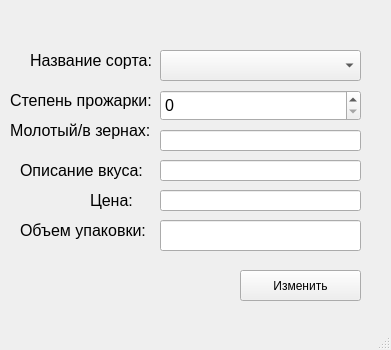
Before: the Qt Designer form addEditCoffeeForm2.ui in pepshot/kapuchino, drawn with Qt 5.
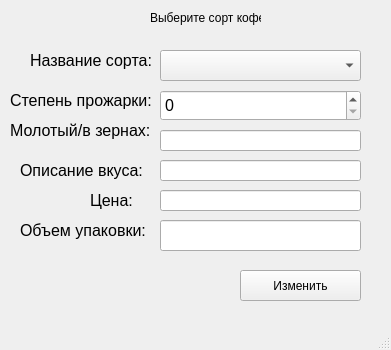
After: the same form once the commit is applied.

What changed in the file:
```diff
--- a/addEditCoffeeForm2.ui
+++ b/addEditCoffeeForm2.ui
@@ -220,6 +220,19 @@
      </rect>
     </property>
    </widget>
+   <widget class="QLabel" name="label_7">
+    <property name="geometry">
+     <rect>
+      <x>150</x>
+      <y>10</y>
+      <width>111</width>
+      <height>16</height>
+     </rect>
+    </property>
+    <property name="text">
+     <string>Выберите сорт кофе</string>
+    </property>
+   </widget>
   </widget>
   <widget class="QMenuBar" name="menubar">
    <property name="geometry">
```
